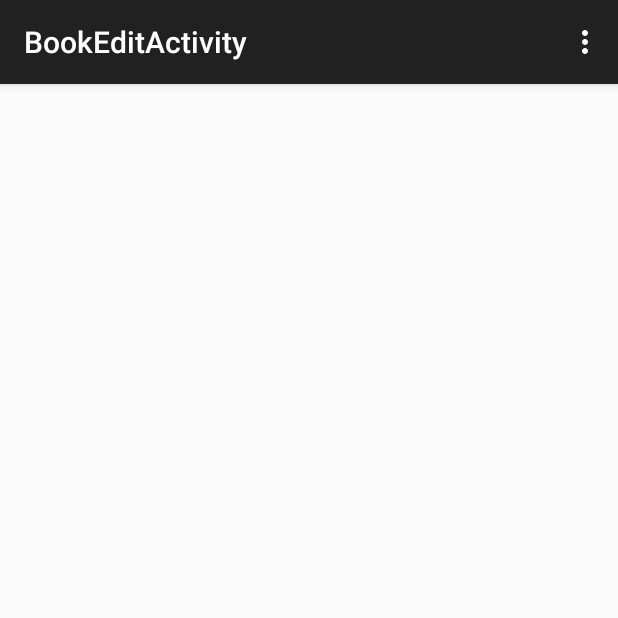
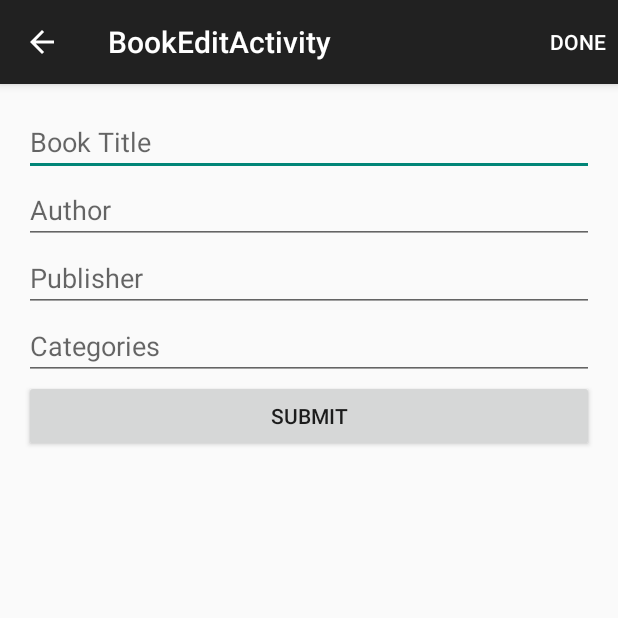
Before and after one commit to juangdiaz/BookShelf, an Android app: the BookEditActivity screen opened directly, with no data from a screen before it, on a phone screen of 412 x 824 dp, the top half of it. Run offline under Robolectric (Android 15) with nearby library versions, the phone set to English and light mode, and no system bars; 2 statements that could not run were skipped.

Commit message:
edited layoutstuff

```diff
--- a/app/src/main/java/com/juangdiaz/bookshelf/activities/BookDetailActivity.java
+++ b/app/src/main/java/com/juangdiaz/bookshelf/activities/BookDetailActivity.java
@@ -89,7 +89,7 @@ public class BookDetailActivity extends ActionBarActivity {
         Intent shareIntent = new Intent(Intent.ACTION_SEND);
         shareIntent.setType("text/plain");
         shareIntent.putExtra(Intent.EXTRA_SUBJECT, mBook.getTitle());
-        //shareIntent.putExtra(Intent.EXTRA_TEXT, );
+        shareIntent.putExtra(Intent.EXTRA_TEXT, "Going to read this cool book" + mBook.getTitle());
 
 
 
--- a/app/src/main/java/com/juangdiaz/bookshelf/activities/BookEditActivity.java
+++ b/app/src/main/java/com/juangdiaz/bookshelf/activities/BookEditActivity.java
@@ -1,18 +1,43 @@
 package com.juangdiaz.bookshelf.activities;
 
+import android.content.Intent;
+import android.support.v4.app.NavUtils;
 import android.support.v7.app.ActionBarActivity;
 import android.os.Bundle;
 import android.view.Menu;
 import android.view.MenuItem;
+import android.view.View;
 
 import com.juangdiaz.bookshelf.R;
+import com.juangdiaz.bookshelf.fragments.BookDetailFragment;
+import com.juangdiaz.bookshelf.model.Book;
 
 public class BookEditActivity extends ActionBarActivity {
 
+    private Book mBook;
     @Override
     protected void onCreate(Bundle savedInstanceState) {
         super.onCreate(savedInstanceState);
         setContentView(R.layout.activity_book_edit);
+
+
+        getSupportActionBar().setDisplayHomeAsUpEnabled(true); // Show the Up button in the action bar.
+
+        if (savedInstanceState == null) {
+            mBook = getIntent().getParcelableExtra(BookDetailFragment.ARG_ITEM);
+            if (mBook != null) {
+                // Edit a book.
+                Bundle arguments = new Bundle();
+                arguments.putParcelable(BookDetailFragment.ARG_ITEM, mBook); // put selected item
+                BookDetailFragment fragment = new BookDetailFragment();
+                fragment.setArguments(arguments);
+                getSupportFragmentManager().beginTransaction()
+                        .add(R.id.book_detail_container, fragment)
+                        .commit();
+            } else { // create a book
+
+            }
+        }
     }
 
 
@@ -33,6 +58,9 @@ public class BookEditActivity extends ActionBarActivity {
         //noinspection SimplifiableIfStatement
         if (id == R.id.action_settings) {
             return true;
+        } else if (id == android.R.id.home) {
+            NavUtils.navigateUpTo(this, new Intent(this, BookListActivity.class));
+            return true;
         }
 
         return super.onOptionsItemSelected(item);
--- a/app/src/main/java/com/juangdiaz/bookshelf/activities/BookListActivity.java
+++ b/app/src/main/java/com/juangdiaz/bookshelf/activities/BookListActivity.java
@@ -103,7 +103,11 @@ public class BookListActivity extends ActionBarActivity implements BookListFragm
         if (id == R.id.action_settings) {
             return true;
         } else if (id == R.id.action_add) {
-            return true;
+
+            // In single-pane mode, simply start the detail activity
+            // for the selected item ID.
+            Intent createIntent = new Intent(this, BookEditActivity.class);
+            startActivity(createIntent);
         }
 
         return super.onOptionsItemSelected(item);
--- /dev/null
+++ b/app/src/main/java/com/juangdiaz/bookshelf/fragments/BookEditFragment.java
@@ -0,0 +1,31 @@
+package com.juangdiaz.bookshelf.fragments;
+
+
+import android.os.Bundle;
+import android.app.Fragment;
+import android.view.LayoutInflater;
+import android.view.View;
+import android.view.ViewGroup;
+
+import com.juangdiaz.bookshelf.R;
+
+/**
+ * A simple {@link Fragment} subclass.
+ */
+public class BookEditFragment extends Fragment {
+
+
+    public BookEditFragment() {
+        // Required empty public constructor
+    }
+
+
+    @Override
+    public View onCreateView(LayoutInflater inflater, ViewGroup container,
+                             Bundle savedInstanceState) {
+        // Inflate the layout for this fragment
+        return inflater.inflate(R.layout.fragment_book_edit, container, false);
+    }
+
+
+}
--- a/app/src/main/res/layout/activity_book_edit.xml
+++ b/app/src/main/res/layout/activity_book_edit.xml
@@ -1,11 +1,7 @@
-<LinearLayout xmlns:android="http://schemas.android.com/apk/res/android"
-    xmlns:tools="http://schemas.android.com/tools" android:layout_width="match_parent"
-    android:layout_height="match_parent" android:paddingLeft="@dimen/activity_horizontal_margin"
-    android:paddingRight="@dimen/activity_horizontal_margin"
-    android:paddingTop="@dimen/activity_vertical_margin"
-    android:paddingBottom="@dimen/activity_vertical_margin"
-    tools:context=".BookEditActivity">
-
-
-
-</LinearLayout>
+<fragment xmlns:android="http://schemas.android.com/apk/res/android"
+xmlns:tools="http://schemas.android.com/tools"
+android:id="@+id/book_list"
+android:name="com.juangdiaz.bookshelf.fragments.BookEditFragment"
+android:layout_width="match_parent"
+android:layout_height="match_parent"
+tools:context=".activities.BookEditActivity" />
--- /dev/null
+++ b/app/src/main/res/layout/fragment_book_edit.xml
@@ -0,0 +1,42 @@
+<LinearLayout xmlns:android="http://schemas.android.com/apk/res/android"
+    xmlns:tools="http://schemas.android.com/tools"
+    android:layout_width="match_parent"
+    android:layout_height="match_parent"
+    android:orientation="vertical"
+    android:paddingBottom="@dimen/activity_vertical_margin"
+    android:paddingLeft="@dimen/activity_horizontal_margin"
+    android:paddingRight="@dimen/activity_horizontal_margin"
+    android:paddingTop="@dimen/activity_vertical_margin"
+    tools:context=".BookEditFragment">
+
+
+    <EditText
+        android:id="@+id/editTitle"
+        android:layout_width="match_parent"
+        android:layout_height="wrap_content"
+        android:hint="@string/book_title_edit" />
+
+    <EditText
+        android:id="@+id/editAuthor"
+        android:layout_width="match_parent"
+        android:layout_height="wrap_content"
+        android:hint="@string/book_author_edit" />
+
+    <EditText
+        android:id="@+id/editPublisher"
+        android:layout_width="match_parent"
+        android:layout_height="wrap_content"
+        android:hint="@string/book_publisher_edit" />
+
+    <EditText
+        android:id="@+id/editCategories"
+        android:layout_width="match_parent"
+        android:layout_height="wrap_content"
+        android:hint="@string/book_categories_edit" />
+
+    <Button
+        android:layout_width="fill_parent"
+        android:layout_height="wrap_content"
+        android:text="@string/book_submit"
+        android:id="@+id/book_submit" />
+</LinearLayout>
--- a/app/src/main/res/menu/menu_book_detail.xml
+++ b/app/src/main/res/menu/menu_book_detail.xml
@@ -7,7 +7,7 @@ xmlns:app="http://schemas.android.com/apk/res-auto">
     app:showAsAction="ifRoom"
     app:actionProviderClass= "android.support.v7.widget.ShareActionProvider" />
 
-<item android:id="@+id/action_settings" android:title="@string/action_settings"
+<item android:id="@+id/action_settings" android:title="@string/action_edit"
     android:orderInCategory="100" app:showAsAction="never" />
 
 
--- a/app/src/main/res/menu/menu_book_edit.xml
+++ b/app/src/main/res/menu/menu_book_edit.xml
@@ -2,6 +2,8 @@
     xmlns:app="http://schemas.android.com/apk/res-auto"
     xmlns:tools="http://schemas.android.com/tools"
     tools:context="com.juangdiaz.bookshelf.activities.BookEditActivity">
-    <item android:id="@+id/action_settings" android:title="@string/action_settings"
-        android:orderInCategory="100" app:showAsAction="never" />
+    <item android:id="@+id/action_settings"
+        android:title="@string/action_done"
+        android:orderInCategory="100"
+        app:showAsAction="always" />
 </menu>
--- a/app/src/main/res/values/strings.xml
+++ b/app/src/main/res/values/strings.xml
@@ -11,9 +11,22 @@
     <!-- Book Detail -->
     <string name="book_detail_empty">No Data</string>
 
+    <string name="action_edit">Edit Book</string>
+
+
+    <!-- Book Edit -->
+
+    <string name="action_done">Done</string>
+
+
     <!-- Default -->
     <string name="default_empty_value">n/a</string>
     <string name="title_activity_book_edit">BookEditActivity</string>
     <string name="hello_world">Hello world!</string>
+    <string name="book_title_edit">Book Title</string>
+    <string name="book_author_edit" >Author</string>
+    <string name="book_publisher_edit" >Publisher</string>
+    <string name="book_categories_edit" >Categories</string>
+    <string name="book_submit" >Submit</string>
 
 </resources>
```
